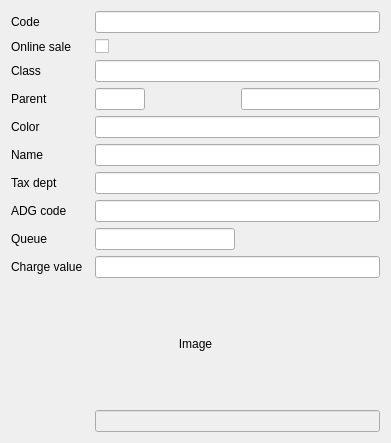
First picture: the form in Editors/ce5goodsgroup.ui, repository End1-1/Cafe5, before the edit.
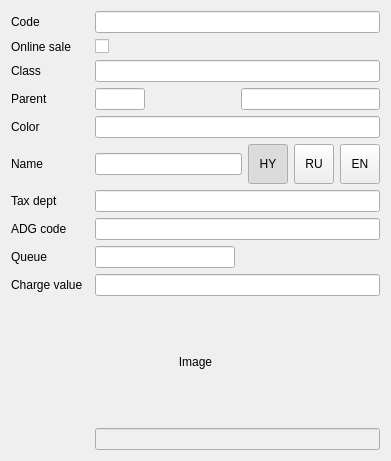
Second picture: the form after the edit. Custom widgets are drawn as their Qt base class.

```diff
--- a/Editors/ce5goodsgroup.ui
+++ b/Editors/ce5goodsgroup.ui
@@ -21,6 +21,104 @@
      </property>
     </widget>
    </item>
+   <item row="5" column="2" colspan="2">
+    <layout class="QHBoxLayout" name="hlNameLangGroup">
+     <property name="spacing">
+      <number>6</number>
+     </property>
+     <item>
+      <widget class="C5LineEditWithSelector" name="lineEdit_2">
+       <property name="Field" stdset="0">
+        <string>f_name</string>
+       </property>
+       <property name="First" stdset="0">
+        <bool>true</bool>
+       </property>
+       <property name="allowall" stdset="0">
+        <bool>true</bool>
+       </property>
+      </widget>
+     </item>
+     <item>
+      <widget class="QToolButton" name="btnLangHy">
+       <property name="minimumSize">
+        <size>
+         <width>40</width>
+         <height>40</height>
+        </size>
+       </property>
+       <property name="maximumSize">
+        <size>
+         <width>60</width>
+         <height>40</height>
+        </size>
+       </property>
+       <property name="text">
+        <string>HY</string>
+       </property>
+       <property name="checkable">
+        <bool>true</bool>
+       </property>
+       <property name="checked">
+        <bool>true</bool>
+       </property>
+       <property name="autoExclusive">
+        <bool>true</bool>
+       </property>
+      </widget>
+     </item>
+     <item>
+      <widget class="QToolButton" name="btnLangRu">
+       <property name="minimumSize">
+        <size>
+         <width>40</width>
+         <height>40</height>
+        </size>
+       </property>
+       <property name="maximumSize">
+        <size>
+         <width>60</width>
+         <height>40</height>
+        </size>
+       </property>
+       <property name="text">
+        <string>RU</string>
+       </property>
+       <property name="checkable">
+        <bool>true</bool>
+       </property>
+       <property name="autoExclusive">
+        <bool>true</bool>
+       </property>
+      </widget>
+     </item>
+     <item>
+      <widget class="QToolButton" name="btnLangEn">
+       <property name="minimumSize">
+        <size>
+         <width>40</width>
+         <height>40</height>
+        </size>
+       </property>
+       <property name="maximumSize">
+        <size>
+         <width>60</width>
+         <height>40</height>
+        </size>
+       </property>
+       <property name="text">
+        <string>EN</string>
+       </property>
+       <property name="checkable">
+        <bool>true</bool>
+       </property>
+       <property name="autoExclusive">
+        <bool>true</bool>
+       </property>
+      </widget>
+     </item>
+    </layout>
+   </item>
    <item row="3" column="2">
     <widget class="C5LineEditWithSelector" name="leParentGroup">
      <property name="maximumSize">
@@ -116,19 +214,6 @@
      </property>
     </widget>
    </item>
-   <item row="5" column="2" colspan="2">
-    <widget class="C5LineEditWithSelector" name="lineEdit_2">
-     <property name="Field" stdset="0">
-      <string>f_name</string>
-     </property>
-     <property name="First" stdset="0">
-      <bool>true</bool>
-     </property>
-     <property name="allowall" stdset="0">
-      <bool>true</bool>
-     </property>
-    </widget>
-   </item>
    <item row="3" column="0">
     <widget class="QLabel" name="label_8">
      <property name="text">
```
